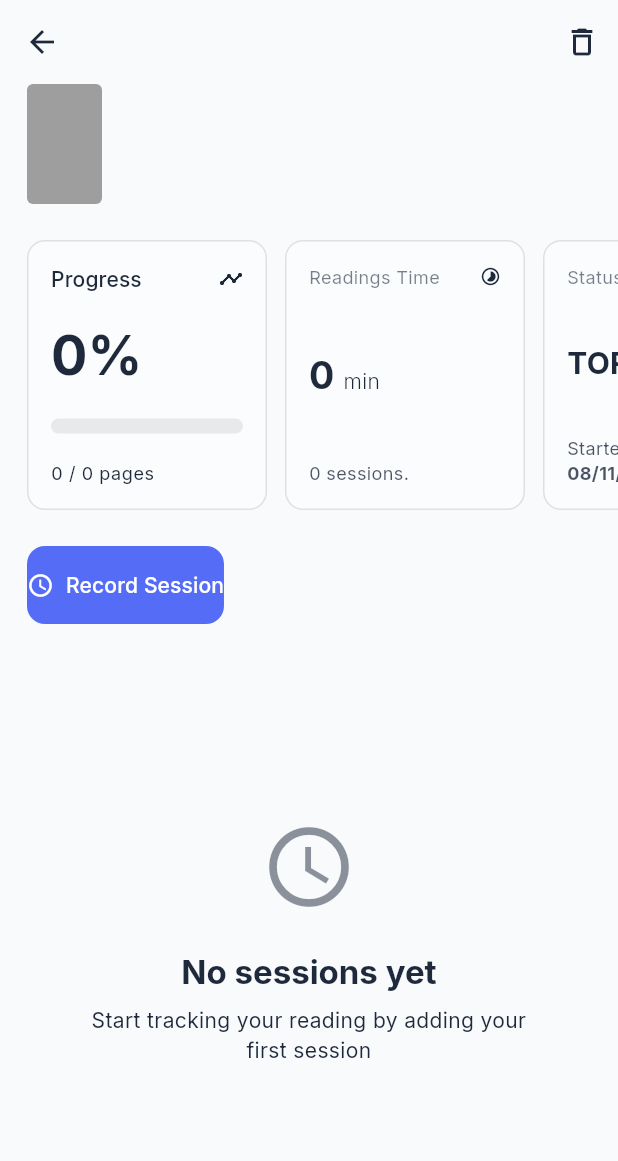
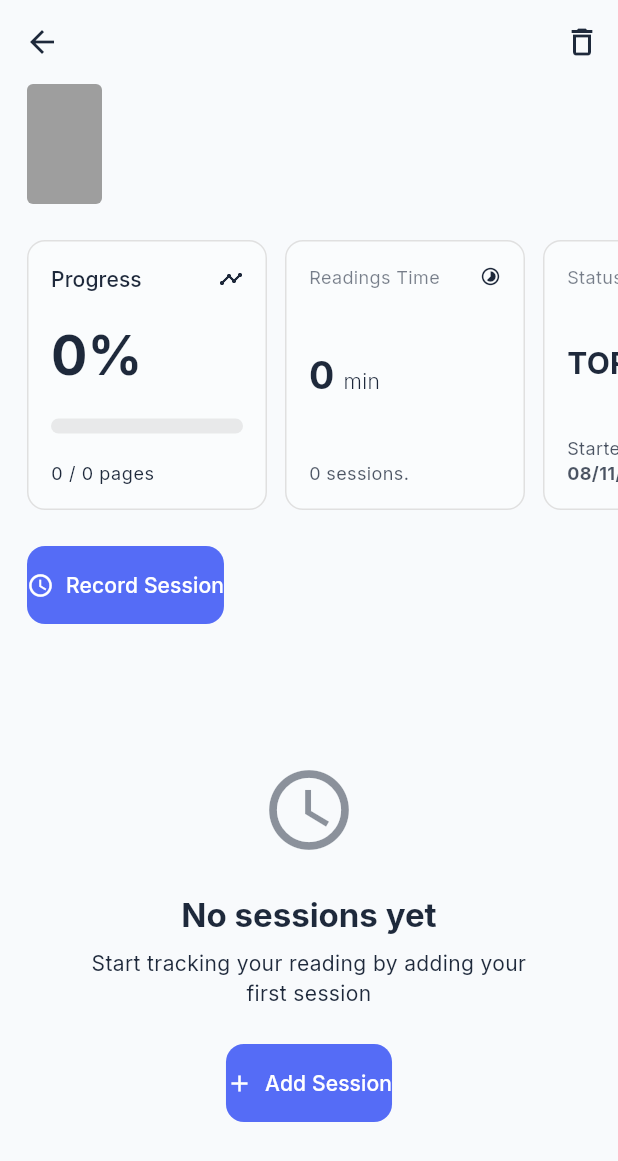
Before and after one commit to JordiiVidal/read-snap-app, a Flutter app: the _BookDetailContent screen opened directly with empty values, on a phone screen of 412 x 824 dp. Shown: the top 1161 px of the screen. Run offline on Flutter 3.47's test engine with Material 3 defaults, Android fonts, the phone set to English and light mode, and no system bars; our stand-ins replace flutter_riverpod, freezed_annotation, google_fonts, sqflite; accounts and stored records are empty; statements that could not run were skipped.

Commit message:
fix actionlabel empty state

```diff
--- a/lib/features/session/presentation/widgets/lists/session_list.dart
+++ b/lib/features/session/presentation/widgets/lists/session_list.dart
@@ -42,6 +42,7 @@ class SessionList extends ConsumerWidget {
         icon: Icons.access_time,
         title: 'No sessions yet',
         message: 'Start tracking your reading by adding your first session',
+        actionLabel: 'Add Session',
         onActionPressed: onEmptyActionTap,
       ),
     );
```
